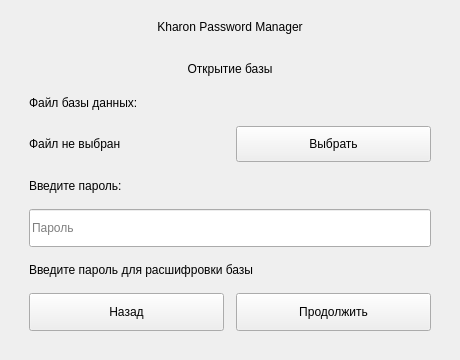
Before: the Qt Designer form logindialog.ui in Art1fi/qtKharon, drawn with Qt 5.
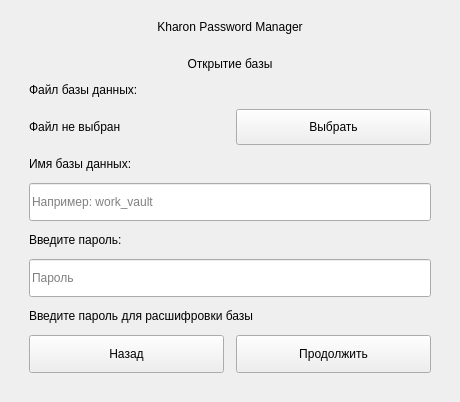
After: the same form once the commit is applied. The open tabs and pages were chosen to show the change.

Commit message: Redesign main window and add custom DB naming

```diff
--- a/logindialog.ui
+++ b/logindialog.ui
@@ -162,6 +162,26 @@
          </item>
         </layout>
        </item>
+       <item>
+        <widget class="QLabel" name="dbNameHintLabel">
+         <property name="text">
+          <string>Имя базы данных:</string>
+         </property>
+        </widget>
+       </item>
+       <item>
+        <widget class="QLineEdit" name="dbNameField">
+         <property name="minimumSize">
+          <size>
+           <width>0</width>
+           <height>38</height>
+          </size>
+         </property>
+         <property name="placeholderText">
+          <string>Например: work_vault</string>
+         </property>
+        </widget>
+       </item>
        <item>
         <widget class="QLabel" name="passwordHintLabel">
          <property name="text">
```
The commit also changes 5 other files.
